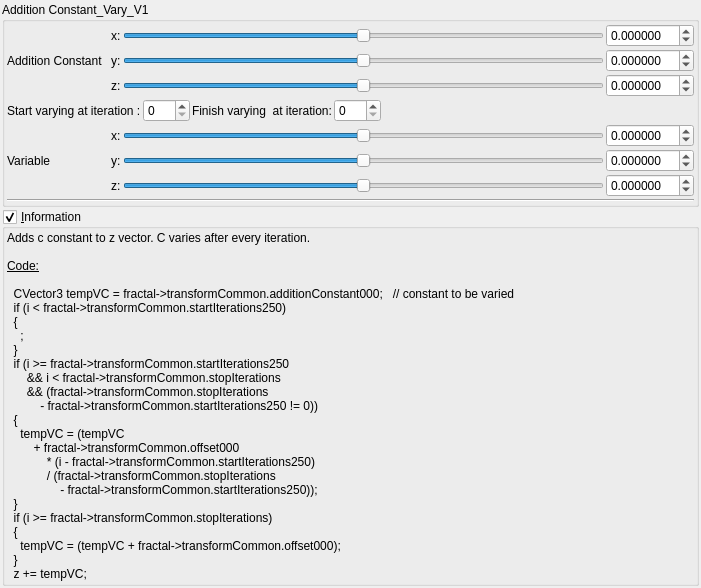
First picture: the form in mandelbulber2/qt_data/fractal_transf_addition_constant_varyV1.ui, repository buddhi1980/mandelbulber2, before the edit.
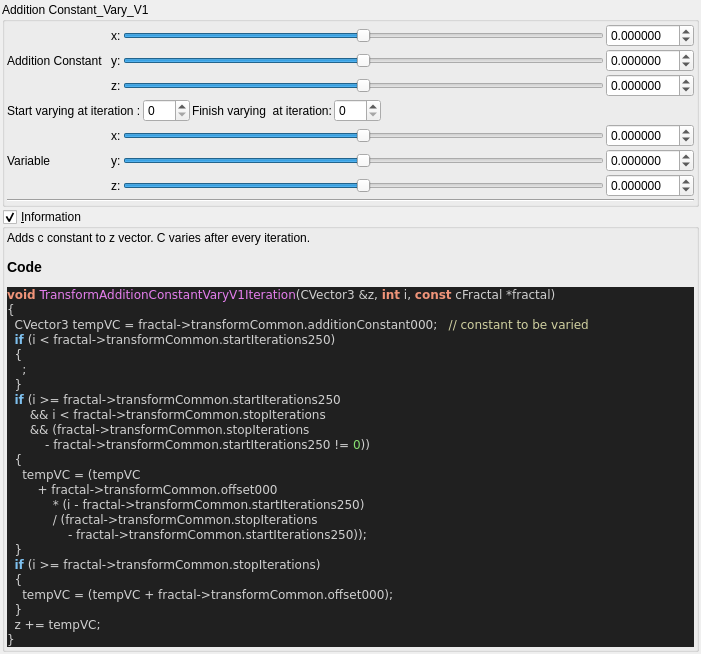
Second picture: the form after the edit. Custom widgets are drawn as their Qt base class.

Commit message:
added all transforms information boxes
now all formulas can be parsed.

@buddhi do you got a reference for Xenodreambuie formula?

```diff
--- a/mandelbulber2/qt_data/fractal_transf_addition_constant_varyV1.ui
+++ b/mandelbulber2/qt_data/fractal_transf_addition_constant_varyV1.ui
@@ -513,35 +513,45 @@
       <item>
        <widget class="QLabel" name="label_4">
         <property name="text">
-         <string>&lt;!DOCTYPE HTML PUBLIC &quot;-//W3C//DTD HTML 4.0//EN&quot; &quot;http://www.w3.org/TR/REC-html40/strict.dtd&quot;&gt;
-&lt;html&gt;&lt;head&gt;&lt;meta name=&quot;qrichtext&quot; content=&quot;1&quot; /&gt;&lt;style type=&quot;text/css&quot;&gt;
-p, li { white-space: pre-wrap; }
-&lt;/style&gt;&lt;/head&gt;&lt;body&gt;
-&lt;p style=&quot; margin-top:0px; margin-bottom:0px; margin-left:0px; margin-right:0px; -qt-block-indent:0; text-indent:0px;&quot;&gt;Adds c constant to z vector. C varies after every iteration.&lt;/p&gt;
-&lt;p style=&quot;-qt-paragraph-type:empty; margin-top:0px; margin-bottom:0px; margin-left:0px; margin-right:0px; -qt-block-indent:0; text-indent:0px;&quot;&gt;&lt;br /&gt;&lt;/p&gt;
-&lt;p style=&quot; margin-top:0px; margin-bottom:0px; margin-left:0px; margin-right:0px; -qt-block-indent:0; text-indent:0px;&quot;&gt;&lt;span style=&quot; text-decoration: underline;&quot;&gt;Code:&lt;/span&gt;&lt;/p&gt;
-&lt;p style=&quot;-qt-paragraph-type:empty; margin-top:0px; margin-bottom:0px; margin-left:0px; margin-right:0px; -qt-block-indent:0; text-indent:0px; text-decoration: underline;&quot;&gt;&lt;br /&gt;&lt;/p&gt;
-&lt;p style=&quot; margin-top:0px; margin-bottom:0px; margin-left:0px; margin-right:0px; -qt-block-indent:0; text-indent:0px;&quot;&gt;  CVector3 tempVC = fractal-&amp;gt;transformCommon.additionConstant000;   // constant to be varied&lt;/p&gt;
-&lt;p style=&quot; margin-top:0px; margin-bottom:0px; margin-left:0px; margin-right:0px; -qt-block-indent:0; text-indent:0px;&quot;&gt;  if (i &amp;lt; fractal-&amp;gt;transformCommon.startIterations250)&lt;/p&gt;
-&lt;p style=&quot; margin-top:0px; margin-bottom:0px; margin-left:0px; margin-right:0px; -qt-block-indent:0; text-indent:0px;&quot;&gt;  {&lt;/p&gt;
-&lt;p style=&quot; margin-top:0px; margin-bottom:0px; margin-left:0px; margin-right:0px; -qt-block-indent:0; text-indent:0px;&quot;&gt;    ;&lt;/p&gt;
-&lt;p style=&quot; margin-top:0px; margin-bottom:0px; margin-left:0px; margin-right:0px; -qt-block-indent:0; text-indent:0px;&quot;&gt;  }&lt;/p&gt;
-&lt;p style=&quot; margin-top:0px; margin-bottom:0px; margin-left:0px; margin-right:0px; -qt-block-indent:0; text-indent:0px;&quot;&gt;  if (i &amp;gt;= fractal-&amp;gt;transformCommon.startIterations250&lt;/p&gt;
-&lt;p style=&quot; margin-top:0px; margin-bottom:0px; margin-left:0px; margin-right:0px; -qt-block-indent:0; text-indent:0px;&quot;&gt;      &amp;amp;&amp;amp; i &amp;lt; fractal-&amp;gt;transformCommon.stopIterations&lt;/p&gt;
-&lt;p style=&quot; margin-top:0px; margin-bottom:0px; margin-left:0px; margin-right:0px; -qt-block-indent:0; text-indent:0px;&quot;&gt;      &amp;amp;&amp;amp; (fractal-&amp;gt;transformCommon.stopIterations&lt;/p&gt;
-&lt;p style=&quot; margin-top:0px; margin-bottom:0px; margin-left:0px; margin-right:0px; -qt-block-indent:0; text-indent:0px;&quot;&gt;          - fractal-&amp;gt;transformCommon.startIterations250 != 0))&lt;/p&gt;
-&lt;p style=&quot; margin-top:0px; margin-bottom:0px; margin-left:0px; margin-right:0px; -qt-block-indent:0; text-indent:0px;&quot;&gt;  {&lt;/p&gt;
-&lt;p style=&quot; margin-top:0px; margin-bottom:0px; margin-left:0px; margin-right:0px; -qt-block-indent:0; text-indent:0px;&quot;&gt;    tempVC = (tempVC&lt;/p&gt;
-&lt;p style=&quot; margin-top:0px; margin-bottom:0px; margin-left:0px; margin-right:0px; -qt-block-indent:0; text-indent:0px;&quot;&gt;        + fractal-&amp;gt;transformCommon.offset000&lt;/p&gt;
-&lt;p style=&quot; margin-top:0px; margin-bottom:0px; margin-left:0px; margin-right:0px; -qt-block-indent:0; text-indent:0px;&quot;&gt;            * (i - fractal-&amp;gt;transformCommon.startIterations250)&lt;/p&gt;
-&lt;p style=&quot; margin-top:0px; margin-bottom:0px; margin-left:0px; margin-right:0px; -qt-block-indent:0; text-indent:0px;&quot;&gt;            / (fractal-&amp;gt;transformCommon.stopIterations&lt;/p&gt;
-&lt;p style=&quot; margin-top:0px; margin-bottom:0px; margin-left:0px; margin-right:0px; -qt-block-indent:0; text-indent:0px;&quot;&gt;                - fractal-&amp;gt;transformCommon.startIterations250));&lt;/p&gt;
-&lt;p style=&quot; margin-top:0px; margin-bottom:0px; margin-left:0px; margin-right:0px; -qt-block-indent:0; text-indent:0px;&quot;&gt;  }&lt;/p&gt;
-&lt;p style=&quot; margin-top:0px; margin-bottom:0px; margin-left:0px; margin-right:0px; -qt-block-indent:0; text-indent:0px;&quot;&gt;  if (i &amp;gt;= fractal-&amp;gt;transformCommon.stopIterations)&lt;/p&gt;
-&lt;p style=&quot; margin-top:0px; margin-bottom:0px; margin-left:0px; margin-right:0px; -qt-block-indent:0; text-indent:0px;&quot;&gt;  {&lt;/p&gt;
-&lt;p style=&quot; margin-top:0px; margin-bottom:0px; margin-left:0px; margin-right:0px; -qt-block-indent:0; text-indent:0px;&quot;&gt;    tempVC = (tempVC + fractal-&amp;gt;transformCommon.offset000);&lt;/p&gt;
-&lt;p style=&quot; margin-top:0px; margin-bottom:0px; margin-left:0px; margin-right:0px; -qt-block-indent:0; text-indent:0px;&quot;&gt;  }&lt;/p&gt;
-&lt;p style=&quot; margin-top:0px; margin-bottom:0px; margin-left:0px; margin-right:0px; -qt-block-indent:0; text-indent:0px;&quot;&gt;  z += tempVC;&lt;/p&gt;&lt;/body&gt;&lt;/html&gt;</string>
+         <string>&lt;p&gt;Adds c constant to z vector. C varies after every iteration.&lt;/p&gt;&lt;table&gt;
+&lt;/table&gt;
+&lt;h3&gt;Code&lt;/h3&gt;
+&lt;!DOCTYPE HTML PUBLIC &quot;-//W3C//DTD HTML 4.0 Transitional//EN&quot;&gt;
+&lt;html&gt;
+&lt;head&gt;
+&lt;meta http-equiv=&quot;content-type&quot; content=&quot;text/html; charset=ISO-8859-1&quot;&gt;
+&lt;title&gt;Source file&lt;/title&gt;
+&lt;/head&gt;
+&lt;body style=&quot;background-color:#202020&quot;&gt;
+&lt;pre style=&quot;color:#d0d0d0; background-color:#202020;  font-family:'Courier New';&quot;&gt;&lt;span style=&quot;color:#f09479; font-weight:bold&quot;&gt;void&lt;/span&gt; &lt;span style=&quot;color:#e47eed&quot;&gt;TransformAdditionConstantVaryV1Iteration&lt;/span&gt;&lt;span style=&quot;color:#d0d0d0&quot;&gt;(&lt;/span&gt;CVector3 &lt;span style=&quot;color:#d0d0d0&quot;&gt;&amp;amp;&lt;/span&gt;z&lt;span style=&quot;color:#d0d0d0&quot;&gt;,&lt;/span&gt; &lt;span style=&quot;color:#f09479; font-weight:bold&quot;&gt;int&lt;/span&gt; i&lt;span style=&quot;color:#d0d0d0&quot;&gt;,&lt;/span&gt; &lt;span style=&quot;color:#f09479; font-weight:bold&quot;&gt;const&lt;/span&gt; cFractal &lt;span style=&quot;color:#d0d0d0&quot;&gt;*&lt;/span&gt;fractal&lt;span style=&quot;color:#d0d0d0&quot;&gt;)&lt;/span&gt;
+&lt;span style=&quot;color:#d0d0d0&quot;&gt;{&lt;/span&gt;
+  CVector3 tempVC &lt;span style=&quot;color:#d0d0d0&quot;&gt;=&lt;/span&gt; fractal&lt;span style=&quot;color:#d0d0d0&quot;&gt;-&amp;gt;&lt;/span&gt;transformCommon&lt;span style=&quot;color:#d0d0d0&quot;&gt;.&lt;/span&gt;additionConstant000&lt;span style=&quot;color:#d0d0d0&quot;&gt;;&lt;/span&gt;   &lt;span style=&quot;color:#d0d0a0&quot;&gt;// constant to be varied&lt;/span&gt;
+  &lt;span style=&quot;color:#7ec0ee; font-weight:bold&quot;&gt;if&lt;/span&gt; &lt;span style=&quot;color:#d0d0d0&quot;&gt;(&lt;/span&gt;i &lt;span style=&quot;color:#d0d0d0&quot;&gt;&amp;lt;&lt;/span&gt; fractal&lt;span style=&quot;color:#d0d0d0&quot;&gt;-&amp;gt;&lt;/span&gt;transformCommon&lt;span style=&quot;color:#d0d0d0&quot;&gt;.&lt;/span&gt;startIterations250&lt;span style=&quot;color:#d0d0d0&quot;&gt;)&lt;/span&gt;
+  &lt;span style=&quot;color:#d0d0d0&quot;&gt;{&lt;/span&gt;
+    &lt;span style=&quot;color:#d0d0d0&quot;&gt;;&lt;/span&gt;
+  &lt;span style=&quot;color:#d0d0d0&quot;&gt;}&lt;/span&gt;
+  &lt;span style=&quot;color:#7ec0ee; font-weight:bold&quot;&gt;if&lt;/span&gt; &lt;span style=&quot;color:#d0d0d0&quot;&gt;(&lt;/span&gt;i &lt;span style=&quot;color:#d0d0d0&quot;&gt;&amp;gt;=&lt;/span&gt; fractal&lt;span style=&quot;color:#d0d0d0&quot;&gt;-&amp;gt;&lt;/span&gt;transformCommon&lt;span style=&quot;color:#d0d0d0&quot;&gt;.&lt;/span&gt;startIterations250
+      &lt;span style=&quot;color:#d0d0d0&quot;&gt;&amp;amp;&amp;amp;&lt;/span&gt; i &lt;span style=&quot;color:#d0d0d0&quot;&gt;&amp;lt;&lt;/span&gt; fractal&lt;span style=&quot;color:#d0d0d0&quot;&gt;-&amp;gt;&lt;/span&gt;transformCommon&lt;span style=&quot;color:#d0d0d0&quot;&gt;.&lt;/span&gt;stopIterations
+      &lt;span style=&quot;color:#d0d0d0&quot;&gt;&amp;amp;&amp;amp; (&lt;/span&gt;fractal&lt;span style=&quot;color:#d0d0d0&quot;&gt;-&amp;gt;&lt;/span&gt;transformCommon&lt;span style=&quot;color:#d0d0d0&quot;&gt;.&lt;/span&gt;stopIterations
+          &lt;span style=&quot;color:#d0d0d0&quot;&gt;-&lt;/span&gt; fractal&lt;span style=&quot;color:#d0d0d0&quot;&gt;-&amp;gt;&lt;/span&gt;transformCommon&lt;span style=&quot;color:#d0d0d0&quot;&gt;.&lt;/span&gt;startIterations250 &lt;span style=&quot;color:#d0d0d0&quot;&gt;!=&lt;/span&gt; &lt;span style=&quot;color:#87df71&quot;&gt;0&lt;/span&gt;&lt;span style=&quot;color:#d0d0d0&quot;&gt;))&lt;/span&gt;
+  &lt;span style=&quot;color:#d0d0d0&quot;&gt;{&lt;/span&gt;
+    tempVC &lt;span style=&quot;color:#d0d0d0&quot;&gt;= (&lt;/span&gt;tempVC
+        &lt;span style=&quot;color:#d0d0d0&quot;&gt;+&lt;/span&gt; fractal&lt;span style=&quot;color:#d0d0d0&quot;&gt;-&amp;gt;&lt;/span&gt;transformCommon&lt;span style=&quot;color:#d0d0d0&quot;&gt;.&lt;/span&gt;offset000
+            &lt;span style=&quot;color:#d0d0d0&quot;&gt;* (&lt;/span&gt;i &lt;span style=&quot;color:#d0d0d0&quot;&gt;-&lt;/span&gt; fractal&lt;span style=&quot;color:#d0d0d0&quot;&gt;-&amp;gt;&lt;/span&gt;transformCommon&lt;span style=&quot;color:#d0d0d0&quot;&gt;.&lt;/span&gt;startIterations250&lt;span style=&quot;color:#d0d0d0&quot;&gt;)&lt;/span&gt;
+            &lt;span style=&quot;color:#d0d0d0&quot;&gt;/ (&lt;/span&gt;fractal&lt;span style=&quot;color:#d0d0d0&quot;&gt;-&amp;gt;&lt;/span&gt;transformCommon&lt;span style=&quot;color:#d0d0d0&quot;&gt;.&lt;/span&gt;stopIterations
+                &lt;span style=&quot;color:#d0d0d0&quot;&gt;-&lt;/span&gt; fractal&lt;span style=&quot;color:#d0d0d0&quot;&gt;-&amp;gt;&lt;/span&gt;transformCommon&lt;span style=&quot;color:#d0d0d0&quot;&gt;.&lt;/span&gt;startIterations250&lt;span style=&quot;color:#d0d0d0&quot;&gt;));&lt;/span&gt;
+  &lt;span style=&quot;color:#d0d0d0&quot;&gt;}&lt;/span&gt;
+  &lt;span style=&quot;color:#7ec0ee; font-weight:bold&quot;&gt;if&lt;/span&gt; &lt;span style=&quot;color:#d0d0d0&quot;&gt;(&lt;/span&gt;i &lt;span style=&quot;color:#d0d0d0&quot;&gt;&amp;gt;=&lt;/span&gt; fractal&lt;span style=&quot;color:#d0d0d0&quot;&gt;-&amp;gt;&lt;/span&gt;transformCommon&lt;span style=&quot;color:#d0d0d0&quot;&gt;.&lt;/span&gt;stopIterations&lt;span style=&quot;color:#d0d0d0&quot;&gt;)&lt;/span&gt;
+  &lt;span style=&quot;color:#d0d0d0&quot;&gt;{&lt;/span&gt;
+    tempVC &lt;span style=&quot;color:#d0d0d0&quot;&gt;= (&lt;/span&gt;tempVC &lt;span style=&quot;color:#d0d0d0&quot;&gt;+&lt;/span&gt; fractal&lt;span style=&quot;color:#d0d0d0&quot;&gt;-&amp;gt;&lt;/span&gt;transformCommon&lt;span style=&quot;color:#d0d0d0&quot;&gt;.&lt;/span&gt;offset000&lt;span style=&quot;color:#d0d0d0&quot;&gt;);&lt;/span&gt;
+  &lt;span style=&quot;color:#d0d0d0&quot;&gt;}&lt;/span&gt;
+  z &lt;span style=&quot;color:#d0d0d0&quot;&gt;+=&lt;/span&gt; tempVC&lt;span style=&quot;color:#d0d0d0&quot;&gt;;&lt;/span&gt;
+&lt;span style=&quot;color:#d0d0d0&quot;&gt;}&lt;/span&gt;
+&lt;/pre&gt;
+&lt;/body&gt;
+&lt;/html&gt;
+&lt;!--HTML generated by highlight 3.9, http://www.andre-simon.de/--&gt;
+</string>
         </property>
         <property name="wordWrap">
          <bool>true</bool>
```
Left out of the diff: 2 changed lines with no effect on the pictures. The commit also changes 75 other files.
